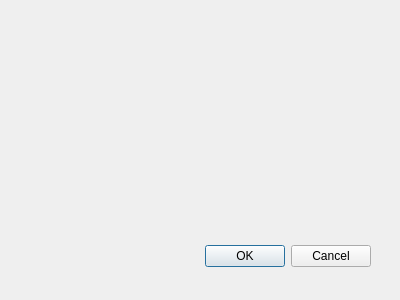
fire2a/FireScar-Mapper-Plugin, file firescarmapper_dialog_base.ui: the form before one commit.
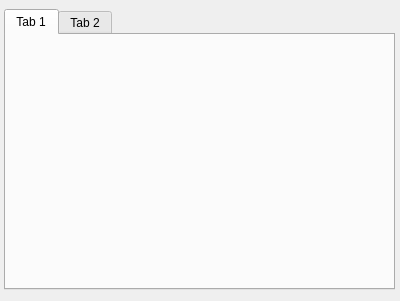
The form after the commit.

The edit to the form file:
```diff
--- a/firescarmapper_dialog_base.ui
+++ b/firescarmapper_dialog_base.ui
@@ -1,32 +1,39 @@
 <ui version="4.0" >
  <class>FireScarMapperDialogBase</class>
- <widget class="QDialog" name="FireScarMapperDialogBase" >
-  <property name="geometry" >
+ <widget class="QDialog" name="FireScarMapperDialogBase">
+  <property name="geometry">
    <rect>
     <x>0</x>
     <y>0</y>
     <width>400</width>
-    <height>300</height>
+    <height>301</height>
    </rect>
   </property>
   <property name="windowTitle" >
    <string>Fire Scar Mapper</string>
   </property>
-  <widget class="QDialogButtonBox" name="button_box" >
-   <property name="geometry" >
+  <widget class="QTabWidget" name="tabWidget">
+   <property name="geometry">
     <rect>
-     <x>30</x>
-     <y>240</y>
-     <width>341</width>
-     <height>32</height>
+     <x>4</x>
+     <y>9</y>
+     <width>391</width>
+     <height>281</height>
     </rect>
    </property>
-   <property name="orientation" >
-    <enum>Qt::Horizontal</enum>
+   <property name="currentIndex">
+    <number>0</number>
    </property>
-   <property name="standardButtons" >
-    <set>QDialogButtonBox::Cancel|QDialogButtonBox::Ok</set>
-   </property>
+   <widget class="QWidget" name="Generateimages">
+    <attribute name="title">
+     <string>Tab 1</string>
+    </attribute>
+   </widget>
+   <widget class="QWidget" name="GenerateFireScar">
+    <attribute name="title">
+     <string>Tab 2</string>
+    </attribute>
+   </widget>
   </widget>
  </widget>
  <resources/>
```
Left out of the diff: 40 changed lines with no effect on the pictures.
